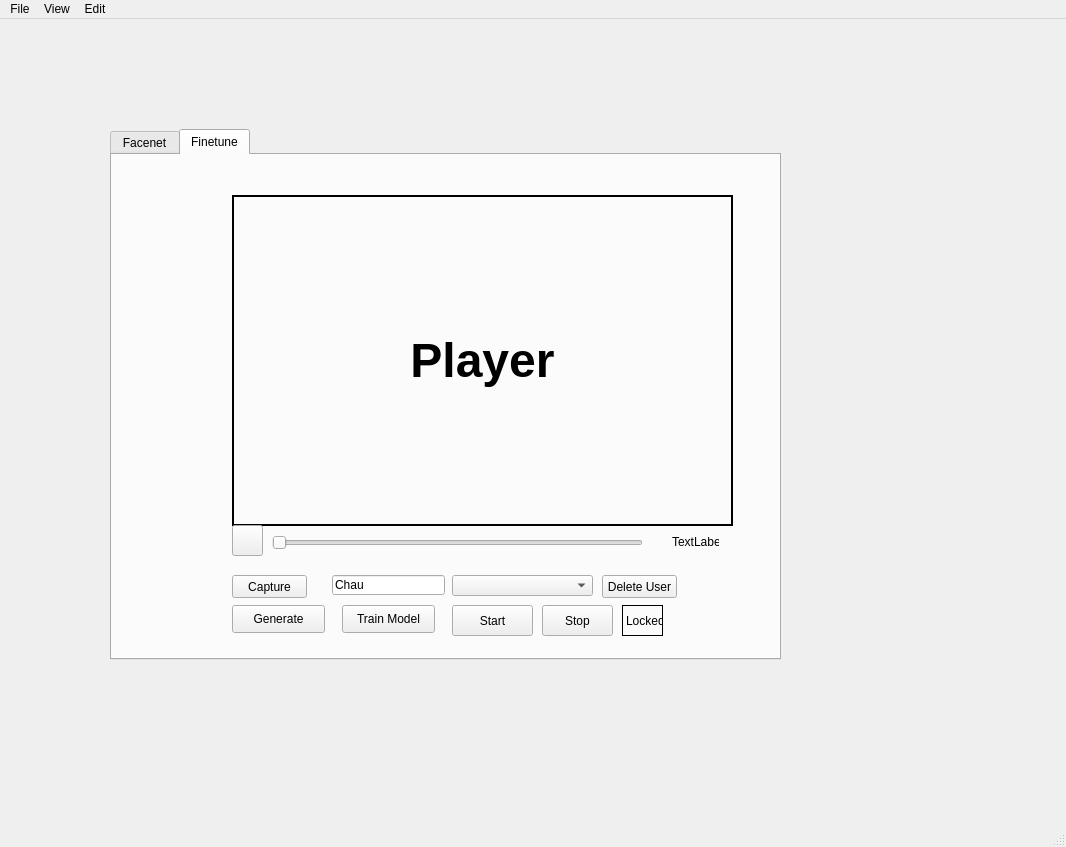
Above: GUI_Form1.ui from tchauly99/UserRecognition-DozeDetection-withFinetuning-Facenet-FacialLandmarkDetection-GUI before the change. Below: the same form after it.
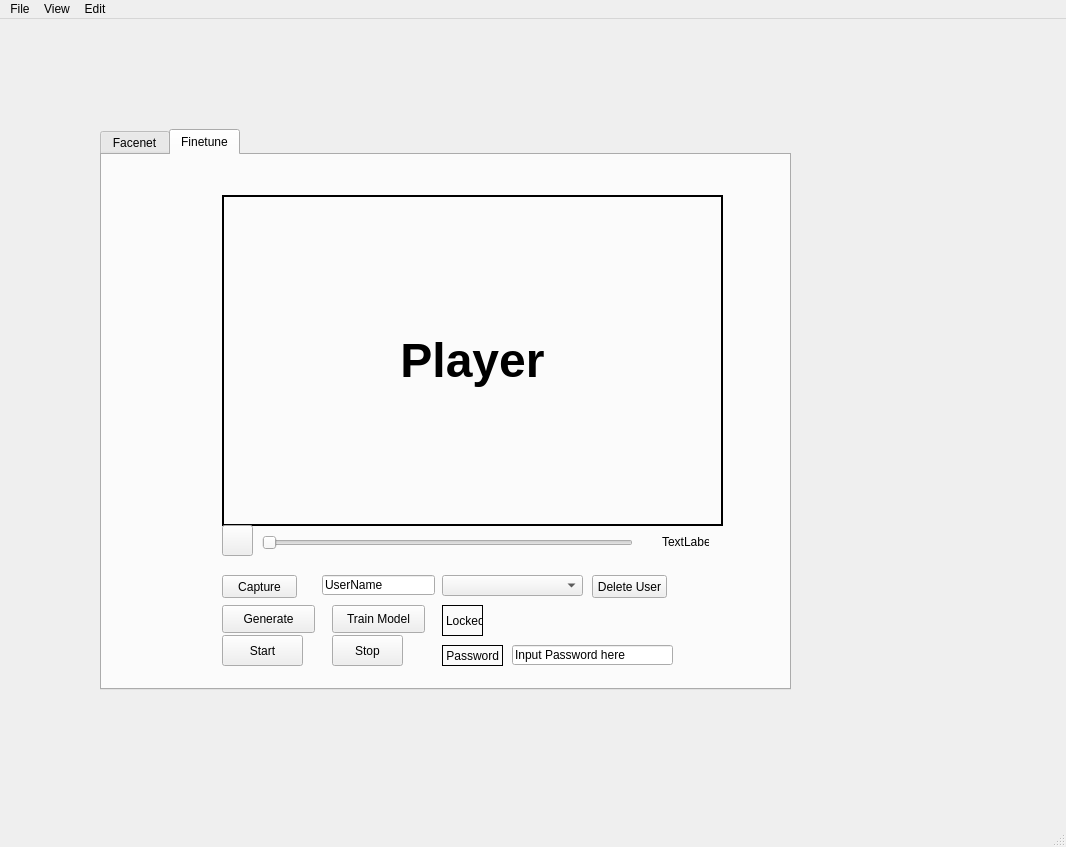
That is the form after the change. The open tabs and pages were chosen to show the change.

Commit message: Add password function

The edit to the form file:
```diff
--- a/GUI_Form1.ui
+++ b/GUI_Form1.ui
@@ -17,10 +17,10 @@
    <widget class="QTabWidget" name="tabWidget">
     <property name="geometry">
      <rect>
-      <x>110</x>
+      <x>100</x>
       <y>110</y>
-      <width>671</width>
-      <height>531</height>
+      <width>691</width>
+      <height>561</height>
      </rect>
     </property>
     <property name="currentIndex">
@@ -251,8 +251,8 @@
      <widget class="QPushButton" name="Stop_Btn_2">
       <property name="geometry">
        <rect>
-        <x>430</x>
-        <y>450</y>
+        <x>230</x>
+        <y>480</y>
         <width>71</width>
         <height>31</height>
        </rect>
@@ -264,8 +264,8 @@
      <widget class="QPushButton" name="Start_Btn_2">
       <property name="geometry">
        <rect>
-        <x>340</x>
-        <y>450</y>
+        <x>120</x>
+        <y>480</y>
         <width>81</width>
         <height>31</height>
        </rect>
@@ -351,7 +351,7 @@
        </rect>
       </property>
       <property name="text">
-       <string>Chau</string>
+       <string>UserName</string>
       </property>
      </widget>
      <widget class="QPushButton" name="PlayButton_2">
@@ -370,7 +370,7 @@
      <widget class="QLabel" name="Lock_Lb_2">
       <property name="geometry">
        <rect>
-        <x>510</x>
+        <x>340</x>
         <y>450</y>
         <width>41</width>
         <height>31</height>
@@ -409,6 +409,41 @@
        <string>Train Model</string>
       </property>
      </widget>
+     <widget class="QLineEdit" name="Password_Tb_2">
+      <property name="geometry">
+       <rect>
+        <x>410</x>
+        <y>490</y>
+        <width>161</width>
+        <height>20</height>
+       </rect>
+      </property>
+      <property name="text">
+       <string>Input Password here</string>
+      </property>
+     </widget>
+     <widget class="QLabel" name="Password_Lb_2">
+      <property name="geometry">
+       <rect>
+        <x>340</x>
+        <y>490</y>
+        <width>61</width>
+        <height>21</height>
+       </rect>
+      </property>
+      <property name="frameShape">
+       <enum>QFrame::Panel</enum>
+      </property>
+      <property name="text">
+       <string> Password</string>
+      </property>
+      <property name="textFormat">
+       <enum>Qt::AutoText</enum>
+      </property>
+      <property name="indent">
+       <number>0</number>
+      </property>
+     </widget>
     </widget>
    </widget>
   </widget>
```
Left out of the diff: 39 changed lines with no effect on the pictures. The commit also changes 2 other files.
